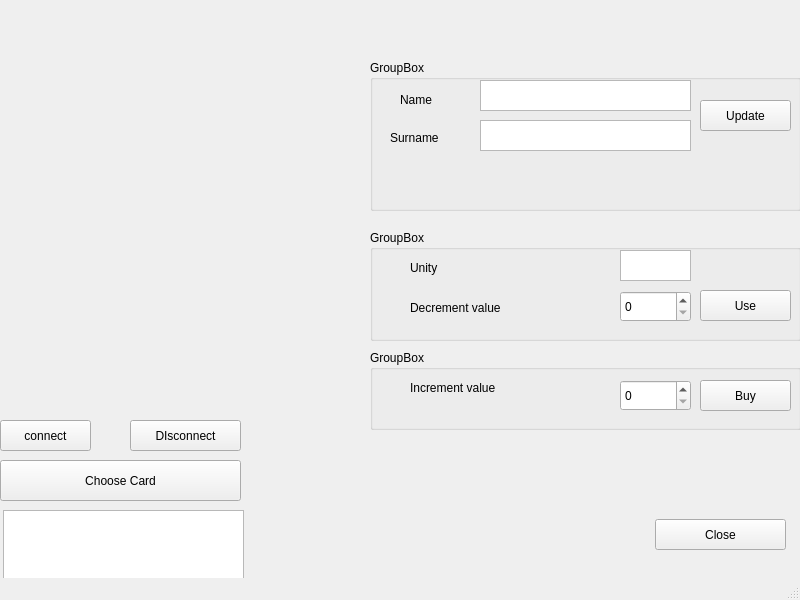
This is projectTDCOMSANSFIL/mywindow.ui in teo1747/comSansFil as Qt 5 draws it before an edit. The edited form follows.
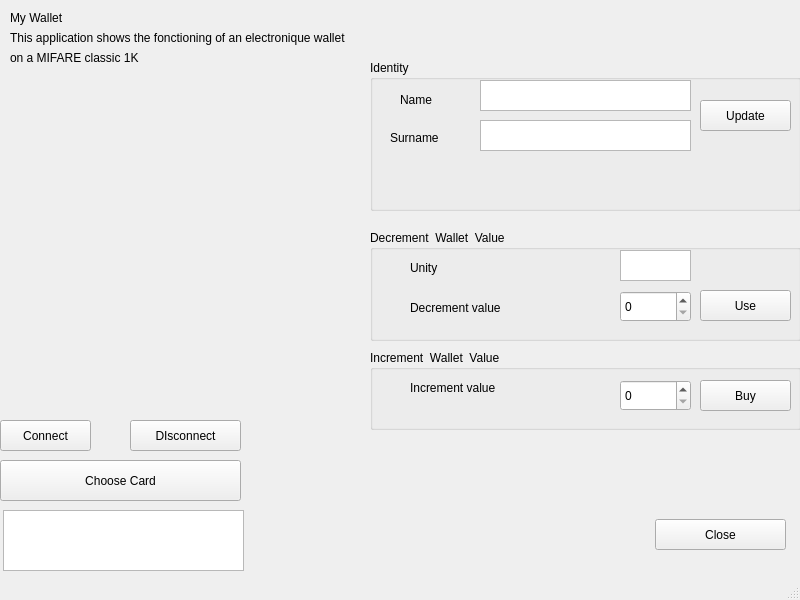
This is the edited form.

Commit message: Update my Interface with the close button and writing its corresponding fonction to close the window

The edit to the form file:
```diff
--- a/projectTDCOMSANSFIL/mywindow.ui
+++ b/projectTDCOMSANSFIL/mywindow.ui
@@ -24,7 +24,7 @@
      </rect>
     </property>
     <property name="text">
-     <string>connect</string>
+     <string>Connect</string>
     </property>
    </widget>
    <widget class="QTextEdit" name="Affichage">
@@ -33,7 +33,7 @@
       <x>3</x>
       <y>510</y>
       <width>241</width>
-      <height>71</height>
+      <height>61</height>
      </rect>
     </property>
    </widget>
@@ -60,7 +60,7 @@
      </rect>
     </property>
     <property name="title">
-     <string>GroupBox</string>
+     <string>Identity</string>
     </property>
     <widget class="QTextEdit" name="Name">
      <property name="geometry">
@@ -145,7 +145,7 @@
      </rect>
     </property>
     <property name="title">
-     <string>GroupBox</string>
+     <string>Decrement  Wallet  Value</string>
     </property>
     <widget class="QPushButton" name="Payer">
      <property name="geometry">
@@ -217,7 +217,7 @@
      </rect>
     </property>
     <property name="title">
-     <string>GroupBox</string>
+     <string>Increment  Wallet  Value</string>
     </property>
     <widget class="QPushButton" name="Charger">
      <property name="geometry">
@@ -269,16 +269,45 @@
      <string>Close</string>
     </property>
    </widget>
-  </widget>
-  <widget class="QMenuBar" name="menubar">
-   <property name="geometry">
-    <rect>
-     <x>0</x>
-     <y>0</y>
-     <width>800</width>
-     <height>18</height>
-    </rect>
-   </property>
+   <widget class="QLabel" name="label_5">
+    <property name="geometry">
+     <rect>
+      <x>10</x>
+      <y>10</y>
+      <width>121</width>
+      <height>16</height>
+     </rect>
+    </property>
+    <property name="text">
+     <string>My Wallet </string>
+    </property>
+   </widget>
+   <widget class="QLabel" name="label_6">
+    <property name="geometry">
+     <rect>
+      <x>10</x>
+      <y>30</y>
+      <width>661</width>
+      <height>16</height>
+     </rect>
+    </property>
+    <property name="text">
+     <string>This application shows the fonctioning of an electronique wallet </string>
+    </property>
+   </widget>
+   <widget class="QLabel" name="label_7">
+    <property name="geometry">
+     <rect>
+      <x>10</x>
+      <y>50</y>
+      <width>251</width>
+      <height>16</height>
+     </rect>
+    </property>
+    <property name="text">
+     <string>on a MIFARE classic 1K</string>
+    </property>
+   </widget>
   </widget>
   <widget class="QStatusBar" name="statusbar"/>
  </widget>
```
The commit also changes 7 other files.
